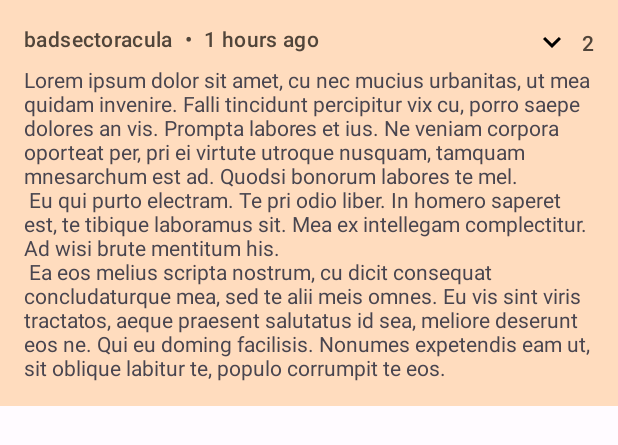
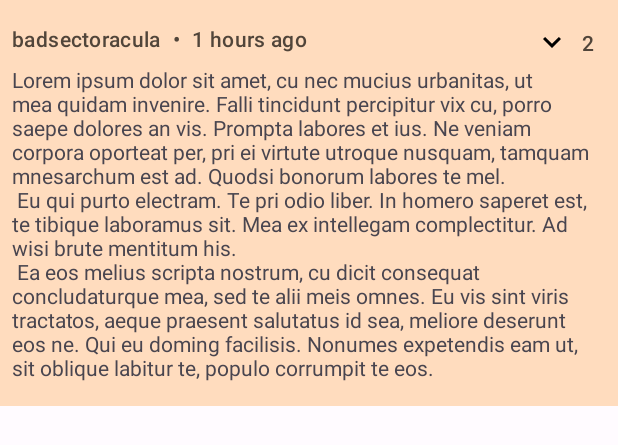
Before and after one commit to aeliusS/HackerNews, an Android app: the layout list_item_comments.xml on its own in the app's theme, with its tools: preview values and no code run, on a phone screen of 412 x 824 dp. Shown: the top 445 px of the screen. Run offline under Robolectric (Android 15) with nearby library versions, the phone set to English and light mode, and no system bars; network calls fail.

Commit message:
working on comments list screen

```diff
--- a/app/src/main/java/com/example/android/hackernews/api/HackerNewsService.kt
+++ b/app/src/main/java/com/example/android/hackernews/api/HackerNewsService.kt
@@ -21,7 +21,7 @@ interface HackerNewsService {
     suspend fun getNewStories(): List<Long>
 
     @GET("v0/item/{item_id}.json")
-    suspend fun getNewsItem(@Path(value = "item_id", encoded = true) itemId: Long): NewsItem
+    suspend fun getNewsItem(@Path(value = "item_id", encoded = true) itemId: Long): NewsItem?
 
     companion object {
         private const val BASE_URL = "https://hacker-news.firebaseio.com/"
--- a/app/src/main/java/com/example/android/hackernews/commentslist/adapter/CommentHeader.kt
+++ b/app/src/main/java/com/example/android/hackernews/commentslist/adapter/CommentHeader.kt
@@ -3,6 +3,7 @@ package com.example.android.hackernews.commentslist.adapter
 import com.example.android.hackernews.R
 import com.example.android.hackernews.data.entities.NewsItem
 import com.example.android.hackernews.databinding.ListItemCommentHeaderBinding
+import com.xwray.groupie.Item
 import com.xwray.groupie.databinding.BindableItem
 
 class CommentHeader constructor(private val newsItem: NewsItem) :
@@ -16,4 +17,8 @@ class CommentHeader constructor(private val newsItem: NewsItem) :
     override fun getId(): Long {
         return newsItem.id
     }
+
+    override fun hasSameContentAs(other: Item<*>): Boolean {
+        return other is CommentHeader && other.newsItem == newsItem
+    }
 }
--- a/app/src/main/java/com/example/android/hackernews/commentslist/adapter/ExpandableCommentGroup.kt
+++ b/app/src/main/java/com/example/android/hackernews/commentslist/adapter/ExpandableCommentGroup.kt
@@ -1,12 +1,13 @@
 package com.example.android.hackernews.commentslist.adapter
 
+import android.content.Context
 import com.example.android.hackernews.data.entities.NewsItem
 import com.xwray.groupie.ExpandableGroup
 
 class ExpandableCommentGroup constructor(
     newsItem: NewsItem,
     depth: Int = 0
-) : ExpandableGroup(ExpandableComment(newsItem, depth)) {
+) : ExpandableGroup(ExpandableComment(newsItem, depth), true) {
     init {
         if (newsItem.childNewsItems != null) {
             for (child in newsItem.childNewsItems!!) {
--- a/app/src/main/res/layout/list_item_comments.xml
+++ b/app/src/main/res/layout/list_item_comments.xml
@@ -15,15 +15,24 @@
         android:layout_height="wrap_content"
         android:background="?attr/colorSecondaryContainer">
 
+        <LinearLayout
+            android:id="@+id/separatorContainer"
+            android:layout_width="wrap_content"
+            android:layout_height="0dp"
+            android:orientation="horizontal"
+            app:layout_constraintBottom_toBottomOf="parent"
+            app:layout_constraintStart_toStartOf="parent"
+            app:layout_constraintTop_toTopOf="parent" />
+
         <TextView
             android:id="@+id/commentAuthor"
             style="@style/TextAppearance.BodyMedium"
             android:layout_width="wrap_content"
             android:layout_height="wrap_content"
-            android:layout_marginStart="@dimen/margin_normal"
+            android:layout_marginStart="@dimen/margin_small"
             android:layout_marginTop="@dimen/margin_normal"
             android:text='@{newsItem.author ?? "~UNKNOWN~"}'
-            app:layout_constraintStart_toStartOf="parent"
+            app:layout_constraintStart_toEndOf="@id/separatorContainer"
             app:layout_constraintTop_toTopOf="parent"
             tools:text="badsectoracula" />
 
@@ -54,14 +63,14 @@
             android:id="@+id/commentText"
             android:layout_width="0dp"
             android:layout_height="wrap_content"
-            android:layout_marginStart="@dimen/margin_normal"
+            android:layout_marginStart="@dimen/margin_small"
             android:layout_marginTop="@dimen/margin_small"
             android:layout_marginEnd="@dimen/margin_normal"
             android:layout_marginBottom="@dimen/margin_normal"
             app:displayHTML="@{newsItem.text}"
             app:layout_constraintBottom_toBottomOf="parent"
             app:layout_constraintEnd_toEndOf="parent"
-            app:layout_constraintStart_toStartOf="parent"
+            app:layout_constraintStart_toEndOf="@id/separatorContainer"
             app:layout_constraintTop_toBottomOf="@+id/commentAuthor"
             tools:text="@string/lorem_ipsum_paragraph" />
 
@@ -77,7 +86,6 @@
             app:layout_constraintTop_toTopOf="parent"
             app:srcCompat="@drawable/ic_baseline_keyboard_arrow_down_24" />
 
-        <!-- TODO: add binding adapter for child comments number -->
         <TextView
             android:id="@+id/childCommentsNumber"
             style="@style/TextAppearance.BodyMedium"
```
Also changed, not shown: app/src/main/java/com/example/android/hackernews/commentslist/adapter/ExpandableComment.kt (+24 -6 lines), app/src/main/java/com/example/android/hackernews/data/daos/NewsItemDao.kt (+9 -1 lines), app/src/main/java/com/example/android/hackernews/data/entities/NewsItem.kt (+5 -2 lines), app/src/main/java/com/example/android/hackernews/data/repositories/DefaultNewsRepository.kt (+7 -3 lines), app/src/main/java/com/example/android/hackernews/utils/BindingAdapters.kt (+17 -7 lines), app/src/main/res/layout/layout_separator_view.xml (added, +10 -0 lines), 1 other file.
